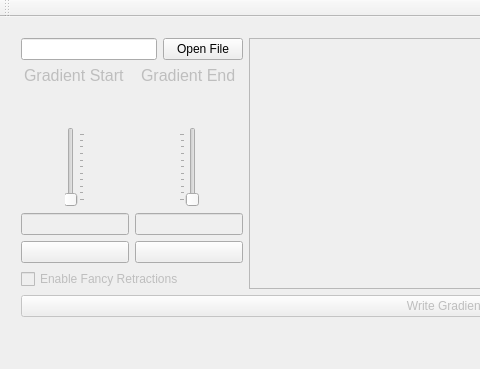
gabeseltzer/Gradient-App, file mainwindow.ui: the form before one commit; both pictures show x 0 to 480 and y 0 to 369 of the 897 by 369 pixel window.
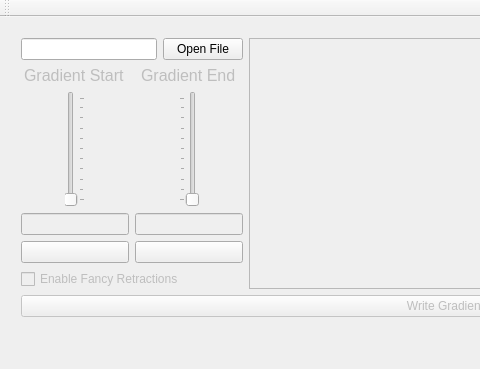
The form after the commit.

```diff
--- a/mainwindow.ui
+++ b/mainwindow.ui
@@ -62,19 +62,6 @@
              </property>
             </widget>
            </item>
-           <item>
-            <spacer name="verticalSpacer">
-             <property name="orientation">
-              <enum>Qt::Vertical</enum>
-             </property>
-             <property name="sizeHint" stdset="0">
-              <size>
-               <width>20</width>
-               <height>40</height>
-              </size>
-             </property>
-            </spacer>
-           </item>
            <item alignment="Qt::AlignHCenter">
             <widget class="QSlider" name="gradientStartSlider">
              <property name="enabled">
@@ -133,19 +120,6 @@
              </property>
             </widget>
            </item>
-           <item>
-            <spacer name="verticalSpacer_2">
-             <property name="orientation">
-              <enum>Qt::Vertical</enum>
-             </property>
-             <property name="sizeHint" stdset="0">
-              <size>
-               <width>20</width>
-               <height>40</height>
-              </size>
-             </property>
-            </spacer>
-           </item>
            <item alignment="Qt::AlignHCenter">
             <widget class="QSlider" name="gradientEndSlider">
              <property name="enabled">
```
